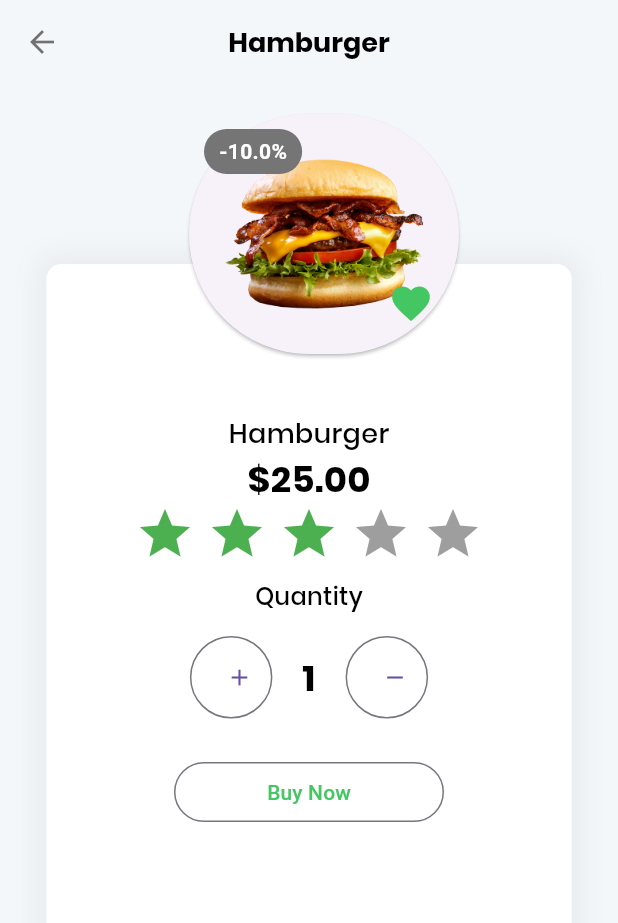
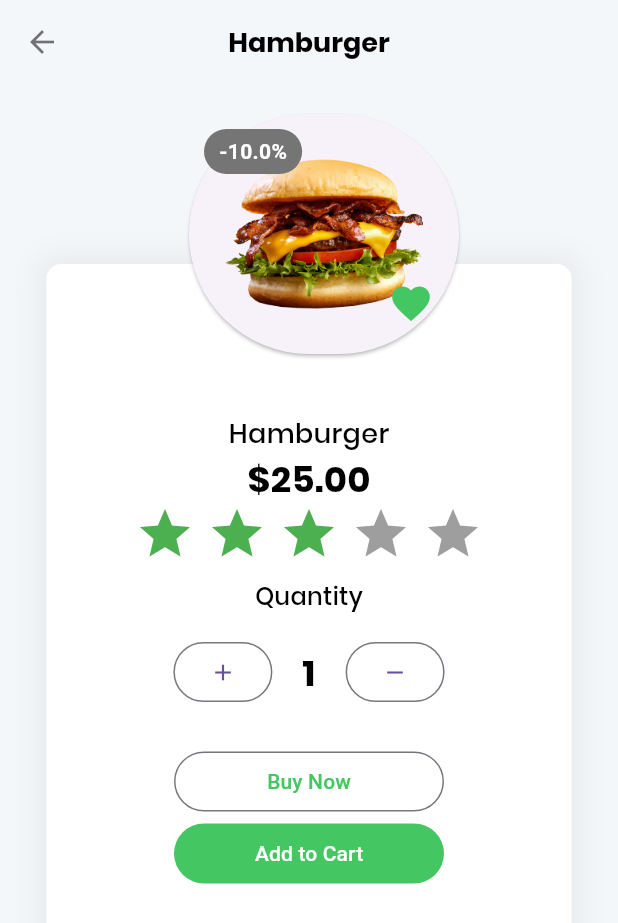
Before and after one commit to anh0701/shopping-app, a Flutter app: the ProductPage screen opened by its route, on a phone screen of 412 x 824 dp. Shown: the top 923 px of the screen. Run offline on Flutter 3.47's test engine with Material 3 defaults, Android fonts, the phone set to English and light mode, and no system bars; drawn by our look-alikes of flutter_rating_bar; our stand-ins replace page_transition.

Commit message:
update button

```diff
--- a/lib/main.dart
+++ b/lib/main.dart
@@ -68,7 +68,7 @@ class MyApp extends StatelessWidget {
   ];
   Widget build(BuildContext context) {
     return MaterialApp(
-      title: 'Fryo',
+      title: 'shoppingapp',
       theme: ThemeData(
         primarySwatch: Colors.green,
       ),
--- a/lib/src/screens/ProductPage.dart
+++ b/lib/src/screens/ProductPage.dart
@@ -103,8 +103,7 @@ class _ProductPageState extends State<ProductPage> {
                                         CrossAxisAlignment.center,
                                     children: <Widget>[
                                       Container(
-                                        width: 55,
-                                        height: 55,
+                                        alignment: Alignment.center,
                                         child: OutlinedButton(
                                           onPressed: () {
                                             setState(() {
@@ -121,8 +120,7 @@ class _ProductPageState extends State<ProductPage> {
                                             style: h3),
                                       ),
                                       Container(
-                                        width: 55,
-                                        height: 55,
+                                        alignment: Alignment.center,
                                         child: OutlinedButton(
                                           onPressed: () {
                                             setState(() {
@@ -140,11 +138,11 @@ class _ProductPageState extends State<ProductPage> {
                             ),
                             Container(
                               width: 180,
-                              child:   OutlineBtn('Buy Now', () {}),
+                              child: OutlineBtn('Buy Now', () {}),
                             ),
                             Container(
                               width: 180,
-                              child:   FlatBtn('Add to Cart', () {}),
+                              child: FlatBtn('Add to Cart', () {}),
                             )
                           ],
                         ),
--- a/lib/src/screens/SignInPage.dart
+++ b/lib/src/screens/SignInPage.dart
@@ -54,8 +54,8 @@ class _SignInPageState extends State<SignInPage> {
                     children: <Widget>[
                       Text('Welcome Back!', style: h3),
                       Text('Howdy, let\'s authenticate', style: taglineText),
-                      fryoTextInput('Username'),
-                      fryoPasswordInput('Password'),
+                      TextInput('Username'),
+                      PasswordInput('Password'),
                       TextButton(
                         onPressed: () {},
                         child:
--- a/lib/src/shared/buttons.dart
+++ b/lib/src/shared/buttons.dart
@@ -3,6 +3,7 @@ import './colors.dart';
 
 TextButton FlatBtn(String text, onPressed) {
   return TextButton(
+    style: ButtonStyle(backgroundColor: MaterialStateProperty.all<Color>(primaryColor)),
       onPressed: onPressed,
       child: Text(
         text,
--- a/lib/src/shared/inputFields.dart
+++ b/lib/src/shared/inputFields.dart
@@ -2,7 +2,7 @@ import 'package:flutter/material.dart';
 import './colors.dart';
 import './styles.dart';
 
-Container fryoTextInput(String hintText,
+Container TextInput(String hintText,
     {onTap, onChanged, onEditingComplete, onSubmitted}) {
   return Container(
     margin: EdgeInsets.only(top: 13),
@@ -23,7 +23,7 @@ Container fryoTextInput(String hintText,
   );
 }
 
-Container fryoEmailInput(String hintText,
+Container EmailInput(String hintText,
     {onTap, onChanged, onEditingComplete, onSubmitted}) {
   return Container(
     margin: EdgeInsets.only(top: 13),
@@ -46,7 +46,7 @@ Container fryoEmailInput(String hintText,
 }
 
 
-Container fryoPasswordInput(String hintText,
+Container PasswordInput(String hintText,
     {onTap, onChanged, onEditingComplete, onSubmitted}) {
   return Container(
     margin: EdgeInsets.only(top: 13),
```
Also changed, not shown: lib/src/screens/SignUpPage.dart (+4 -4 lines).
